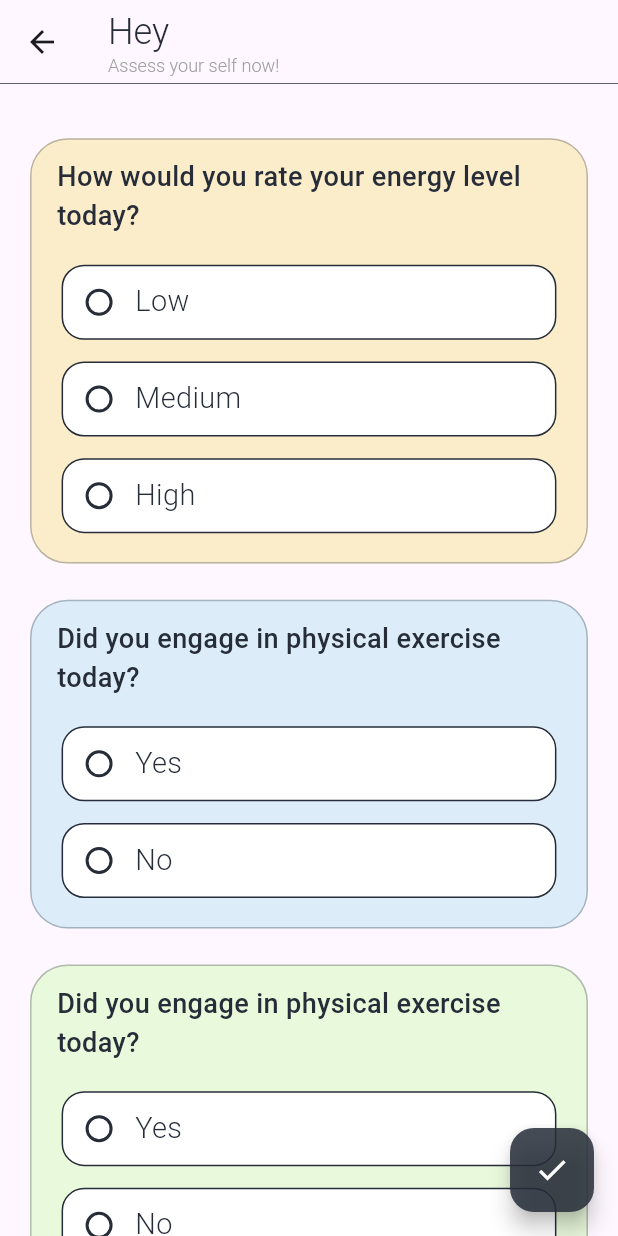
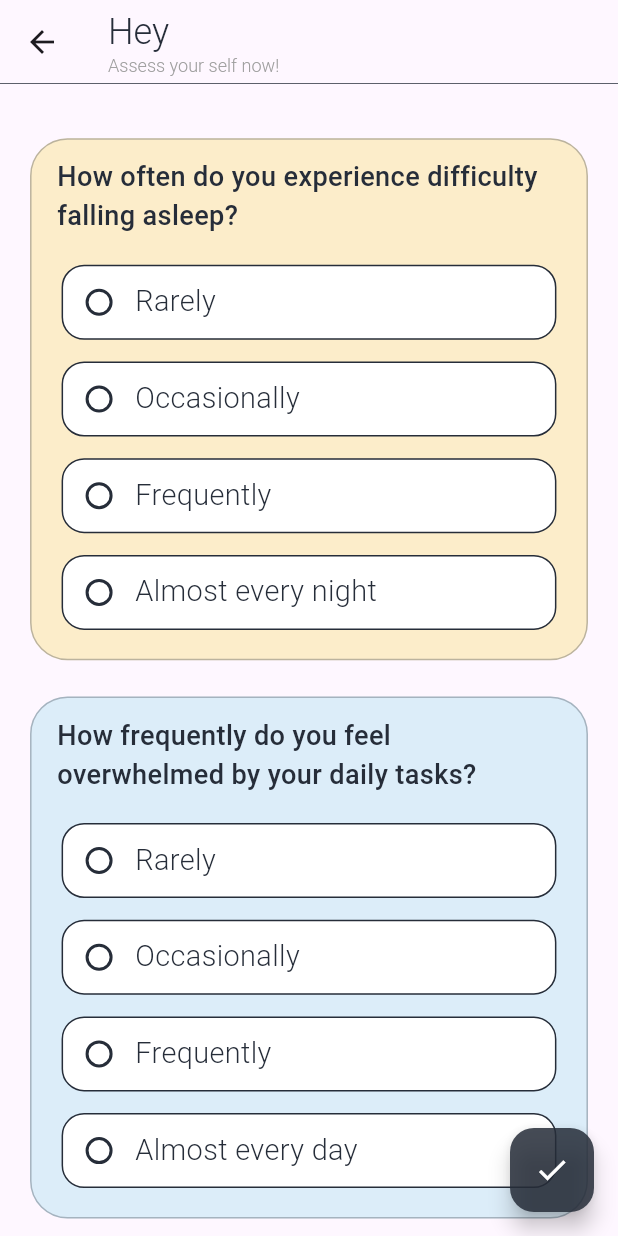
Before and after one commit to anantbhartiya/ZenZone, a Flutter app: the AssessScreen screen opened directly, on a phone screen of 412 x 824 dp. Run offline on Flutter 3.47's test engine with Material 2 defaults, Android fonts, the phone set to English and light mode, and no system bars; our stand-ins replace google_fonts, just_audio, rxdart.

Commit message:
added appropriate questions for predicting stress

```diff
--- a/lib/screens/assess_screen.dart
+++ b/lib/screens/assess_screen.dart
@@ -22,32 +22,48 @@ class _AssessScreenState extends State<AssessScreen> {
 
   List<Question> questions = [
     Question(
-      'How would you rate your energy level today?',
+      'How often do you experience difficulty falling asleep?',
       [
-        Option('option1', 'Low', 'My energy level is low'),
-        Option('option2', 'Medium', 'My energy level is medium'),
-        Option('option3', 'High', 'My energy level is High'),
+        Option('option1', 'Rarely ', 'I rarely have difficulty sleeping.'),
+        Option('option2', 'Occasionally', 'I sometimes experience difficulty falling asleep.'),
+        Option('option3', 'Frequently', 'I often have trouble falling asleep.'),
+        Option('option4', 'Almost every night', 'I struggle to fall asleep almost every night.'),
       ],
     ),
     Question(
-      'Did you engage in physical exercise today?',
+      'How frequently do you feel overwhelmed by your daily tasks?',
       [
-        Option('option1', 'Yes', 'Yes, I engaged in physical exercise today'),
-        Option('option2', 'No', 'No, I did not engage in physical exercise today'),
+        Option('option1', 'Rarely ', 'I rarely feel overwhelmed by my daily tasks.'),
+        Option('option2', 'Occasionally', 'I sometimes feel overwhelmed by my daily tasks.'),
+        Option('option3', 'Frequently', 'I often feel overwhelmed by my daily tasks.'),
+        Option('option4', 'Almost every day', 'I feel overwhelmed by my daily tasks almost every day.'),
       ],
     ),
     Question(
-      'Did you engage in physical exercise today?',
+      'How often do you experience physical symptoms such as headaches or muscle tension?',
       [
-        Option('option1', 'Yes', 'Yes, I engaged in physical exercise today'),
-        Option('option2', 'No', 'No, I did not engage in physical exercise today'),
+        Option('option1', 'Rarely ', 'I rarely experience physical symptoms like headaches or muscle tension.'),
+        Option('option2', 'Occasionally', 'I sometimes experience physical symptoms like headaches or muscle tension.'),
+        Option('option3', 'Frequently', 'I often experience physical symptoms like headaches or muscle tension.'),
+        Option('option4', 'Almost every day', 'I experience physical symptoms like headaches or muscle tension almost every day.'),
       ],
     ),
     Question(
-      'Did you engage in physical exercise today?',
+      'How frequently do you find it challenging to concentrate on tasks or make decisions?',
       [
-        Option('option1', 'Yes', 'Yes, I engaged in physical exercise today'),
-        Option('option2', 'No', 'No, I did not engage in physical exercise today'),
+        Option('option1', 'Rarely ', 'I rarely find it challenging to concentrate on tasks or make decisions.'),
+        Option('option2', 'Occasionally', 'I sometimes find it challenging to concentrate on tasks or make decisions.'),
+        Option('option3', 'Frequently', 'I often find it challenging to concentrate on tasks or make decisions.'),
+        Option('option4', 'Almost every day', 'I find it challenging to concentrate on tasks or make decisions almost every day.'),
+      ],
+    ),
+    Question(
+      'How often do you experience changes in appetite (either increased or decreased)?',
+      [
+        Option('option1', 'Rarely ', 'I rarely experience changes in appetite.'),
+        Option('option2', 'Occasionally', 'I rarely experience changes in appetite.'),
+        Option('option3', 'Frequently', 'I often experience changes in appetite.'),
+        Option('option4', 'Almost every day', 'I experience changes in appetite almost every day.'),
       ],
     ),
     // Add more questions and options as needed
```
